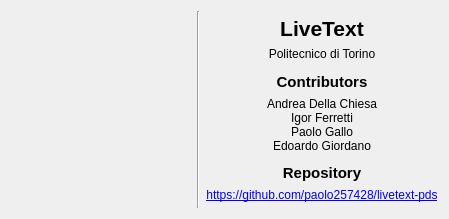
This is textedit/forms/aboutwindow.ui in pgallo725/livetext-pds as Qt 5 draws it before an edit. The edited form follows.
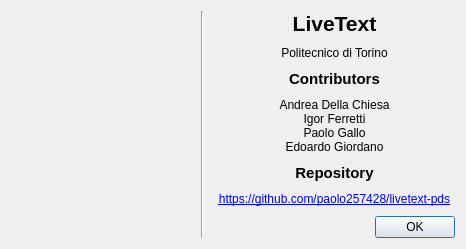
This is the edited form.

Commit message: Added OK button on About window

```diff
--- a/textedit/forms/aboutwindow.ui
+++ b/textedit/forms/aboutwindow.ui
@@ -6,7 +6,7 @@
    <rect>
     <x>0</x>
     <y>0</y>
-    <width>436</width>
+    <width>466</width>
     <height>219</height>
    </rect>
   </property>
@@ -14,6 +14,9 @@
    <string>About</string>
   </property>
   <layout class="QHBoxLayout" name="horizontalLayout">
+   <property name="spacing">
+    <number>10</number>
+   </property>
    <item>
     <layout class="QVBoxLayout" name="verticalLayout">
      <item>
@@ -270,6 +273,26 @@
        </property>
       </spacer>
      </item>
+     <item>
+      <spacer name="verticalSpacer_5">
+       <property name="orientation">
+        <enum>Qt::Vertical</enum>
+       </property>
+       <property name="sizeHint" stdset="0">
+        <size>
+         <width>20</width>
+         <height>40</height>
+        </size>
+       </property>
+      </spacer>
+     </item>
+     <item alignment="Qt::AlignRight">
+      <widget class="QPushButton" name="pushButton">
+       <property name="text">
+        <string>OK</string>
+       </property>
+      </widget>
+     </item>
     </layout>
    </item>
   </layout>
```
The commit also changes 2 other files.
